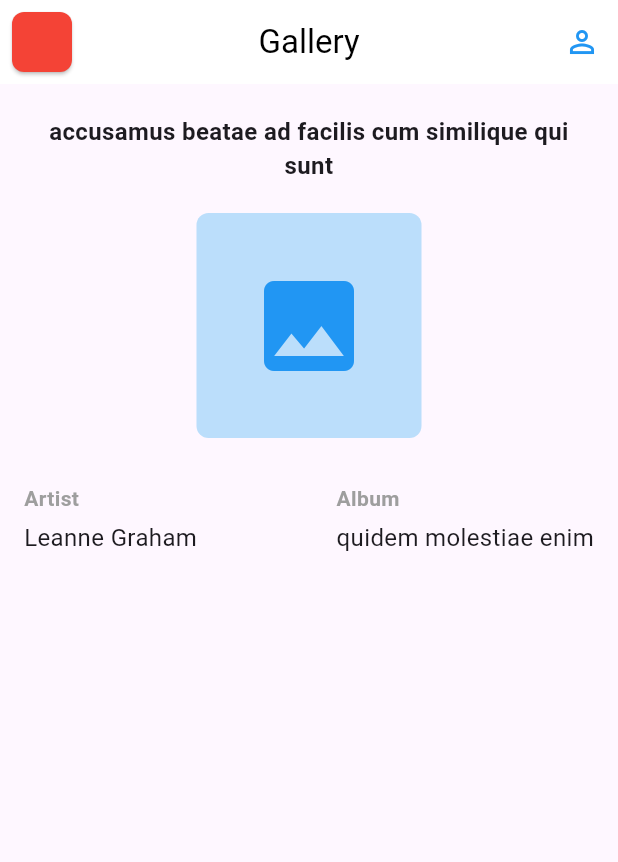
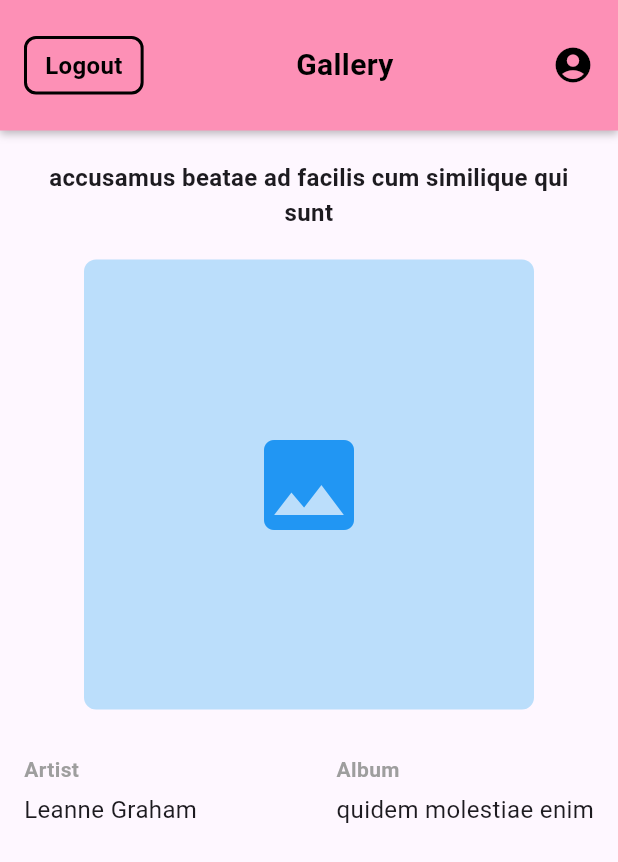
Before and after one commit to Manovithan/the-tiny-toes, a Flutter app: the GalleryScreen screen opened directly, on a phone screen of 412 x 824 dp. Shown: the top 862 px of the screen. Run offline on Flutter 3.47's test engine with Material 3 defaults, Android fonts, the light colour scheme and no system bars; our stand-ins replace shared_preferences; accounts and stored records are empty.

Commit message:
<#10.1View Photo><update>

```diff
--- a/client/apps/lib/gallery.dart
+++ b/client/apps/lib/gallery.dart
@@ -53,9 +53,10 @@ class _GalleryPageState extends State<GalleryPage> {
           children: [
             GestureDetector(
               onTap: () {
-                Navigator.push(
+                Navigator.pushAndRemoveUntil(
                   context,
                   MaterialPageRoute(builder: (context) => const Login_page()),
+                  (route) => false,
                 );
               },
               child: Container(
@@ -139,8 +140,8 @@ class _GalleryPageState extends State<GalleryPage> {
                   child: Column(
                     children: [
                       Container(
-                        height: 60,
-                        width: 60,
+                        height: 70,
+                        width: 70,
                         decoration: BoxDecoration(
                           color: Colors.blue[100],
                           borderRadius: BorderRadius.circular(8),
@@ -154,7 +155,7 @@ class _GalleryPageState extends State<GalleryPage> {
                             : index % 3 == 0
                                 ? 'officia'
                                 : 'reprehens',
-                        style: const TextStyle(fontSize: 12),
+                        style: const TextStyle(fontSize: 16),
                         textAlign: TextAlign.center,
                       )
                     ],
--- a/client/apps/lib/gallery2.dart
+++ b/client/apps/lib/gallery2.dart
@@ -1,3 +1,4 @@
+import 'package:apps/storage_service.dart';
 import 'package:flutter/material.dart';
 import 'login.dart';
 import 'color.dart';
@@ -16,45 +17,105 @@ class GalleryApp extends StatelessWidget {
   }
 }
 
-class GalleryScreen extends StatelessWidget {
+class GalleryScreen extends StatefulWidget {
+  @override
+  State<GalleryScreen> createState() => _GalleryScreenState();
+}
+
+class _GalleryScreenState extends State<GalleryScreen> {
+  String? username;
+
+  @override
+  void initState() {
+    fetchfunction();
+    super.initState();
+  }
+
+  fetchfunction() async {
+    username = await StorageService().getUsername();
+    print("aaaaaaaa$username");
+    setState(() {
+      username = username;
+    });
+  }
+
+  Widget buildCustomAppBar(BuildContext context) {
+    return Container(
+      padding: const EdgeInsets.symmetric(horizontal: 16, vertical: 24),
+      decoration: const BoxDecoration(
+        color: appBar,
+        boxShadow: [
+          BoxShadow(
+            color: Colors.black26,
+            blurRadius: 4,
+            offset: Offset(0, 2),
+          ),
+        ],
+      ),
+      child: Row(
+        mainAxisAlignment: MainAxisAlignment.spaceBetween,
+        children: [
+          GestureDetector(
+            onTap: () {
+              Navigator.pushAndRemoveUntil(
+                context,
+                MaterialPageRoute(builder: (context) => const Login_page()),
+                (Route)=>false,
+              );
+            },
+            child: Container(
+              padding: const EdgeInsets.symmetric(horizontal: 12, vertical: 6),
+              decoration: BoxDecoration(
+                border: Border.all(color: Colors.black, width: 2),
+                borderRadius: BorderRadius.circular(8),
+              ),
+              child: const Text(
+                'Logout',
+                style: TextStyle(
+                  color: Colors.black,
+                  fontSize: 16,
+                  fontWeight: FontWeight.bold,
+                ),
+              ),
+            ),
+          ),
+          const Text(
+            'Gallery',
+            style: TextStyle(
+              color: Colors.black,
+              fontSize: 20,
+              fontWeight: FontWeight.bold,
+            ),
+          ),
+          Row(
+            children: [
+              Text(
+                username ?? 'User',
+                style: const TextStyle(
+                  color: Colors.black,
+                  fontSize: 16,
+                ),
+              ),
+              const SizedBox(width: 4),
+              const Icon(
+                Icons.account_circle,
+                color: Colors.black,
+                size: 28,
+              ),
+            ],
+          ),
+        ],
+      ),
+    );
+  }
+
   @override
   Widget build(BuildContext context) {
     return Scaffold(
-      appBar: AppBar(
-        backgroundColor: Colors.white,
-        elevation: 0,
-        title: const Text(
-          'Gallery',
-          style: TextStyle(color: Colors.black),
-        ),
-        centerTitle: true,
-        leading: Padding(
-          padding: const EdgeInsets.all(8.0),
-          child: ElevatedButton(
-            style: ElevatedButton.styleFrom(
-              backgroundColor: Colors.red,
-              shape: RoundedRectangleBorder(
-                borderRadius: BorderRadius.circular(8),
-              ),
-            ),
-            onPressed: () {
-              print("Logout clicked");
-            },
-            child: const Text('Logout', style: TextStyle(fontSize: 12)),
-          ),
-        ),
-        actions: [
-          IconButton(
-            onPressed: () {
-              print("User icon clicked");
-            },
-            icon: const Icon(Icons.person_outline, color: Colors.blue),
-          ),
-        ],
-      ),
       body: Column(
         crossAxisAlignment: CrossAxisAlignment.center,
         children: [
+          buildCustomAppBar(context),
           const SizedBox(height: 20),
           const Padding(
             padding: EdgeInsets.symmetric(horizontal: 16.0),
@@ -66,8 +127,8 @@ class GalleryScreen extends StatelessWidget {
           ),
           const SizedBox(height: 20),
           Container(
-            height: 150,
-            width: 150,
+            height: 300,
+            width: 300,
             decoration: BoxDecoration(
               color: Colors.blue.shade100,
               borderRadius: BorderRadius.circular(8),
@@ -83,10 +144,10 @@ class GalleryScreen extends StatelessWidget {
             padding: const EdgeInsets.symmetric(horizontal: 16.0),
             child: Row(
               mainAxisAlignment: MainAxisAlignment.spaceBetween,
-              children: [
+              children: const [
                 Column(
                   crossAxisAlignment: CrossAxisAlignment.start,
-                  children: const [
+                  children: [
                     Text(
                       'Artist',
                       style: TextStyle(
@@ -104,7 +165,7 @@ class GalleryScreen extends StatelessWidget {
                 ),
                 Column(
                   crossAxisAlignment: CrossAxisAlignment.start,
-                  children: const [
+                  children: [
                     Text(
                       'Album',
                       style: TextStyle(
--- a/client/apps/lib/splashcreen.dart
+++ b/client/apps/lib/splashcreen.dart
@@ -19,7 +19,7 @@ class _SplashScreenState extends State<SplashScreen> {
   }
 
   Future<void> _checkLoginStatus() async {
-    await Future.delayed(const Duration(seconds: 5));
+    await Future.delayed(const Duration(seconds: 6));
     final authProvider = Provider.of<AuthProvider>(context, listen: false);
     await authProvider.checkLoginStatus();
 
@@ -29,7 +29,6 @@ class _SplashScreenState extends State<SplashScreen> {
         MaterialPageRoute(builder: (context) => UsersPage()),
       );
     } else {
-
       Navigator.pushReplacement(
         context,
         MaterialPageRoute(builder: (context) => Login_page()),
@@ -46,7 +45,7 @@ class _SplashScreenState extends State<SplashScreen> {
           mainAxisAlignment: MainAxisAlignment.center,
           children: [
             Image.asset(
-              'asset/login_bg2.jpg',
+              'asset/dp2_bg.jpg',
               width: 250,
               height: 250,
             ),
--- a/client/apps/lib/users.dart
+++ b/client/apps/lib/users.dart
@@ -114,9 +114,10 @@ class _UserPageState extends State<UserPage> {
             onTap: () async {
               final authProvider = Provider.of<AuthProvider>(context, listen: false);
      authProvider.logout();
-              Navigator.push(
+              Navigator.pushAndRemoveUntil(
                 context,
                 MaterialPageRoute(builder: (context) => const Login_page()),
+                (route) => false,
               );
             },
             child: Container(
```
Also changed, not shown: client/apps/asset/dp2_bg.jpg (added), client/apps/asset/dp_bg.jpg (added).
